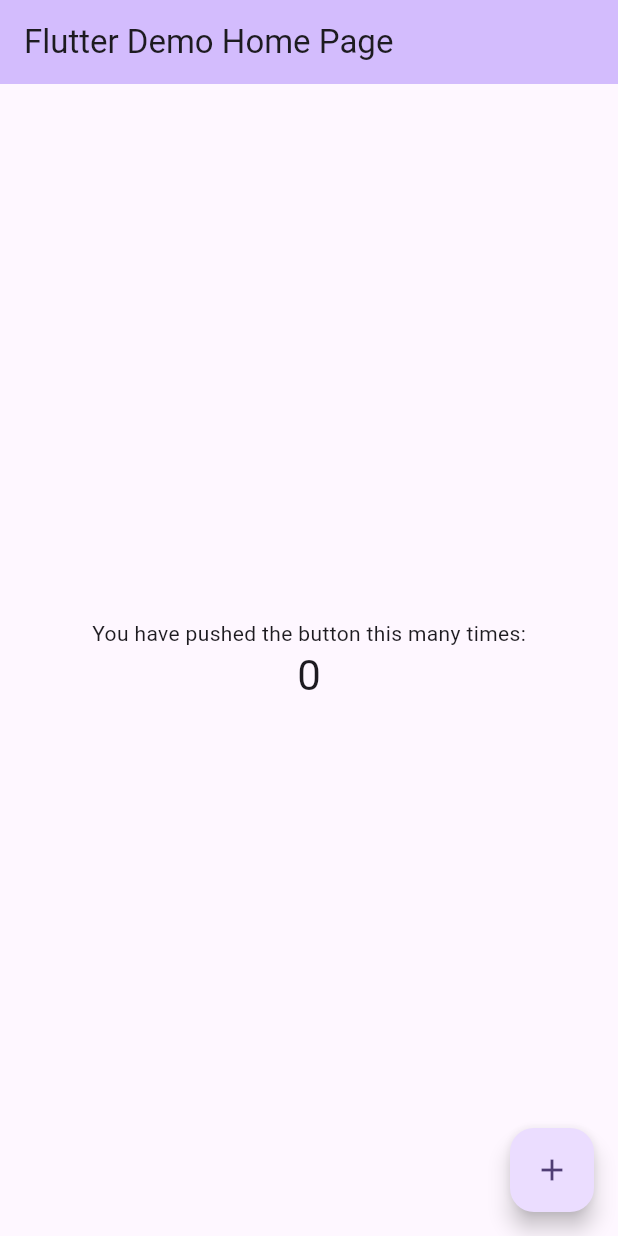
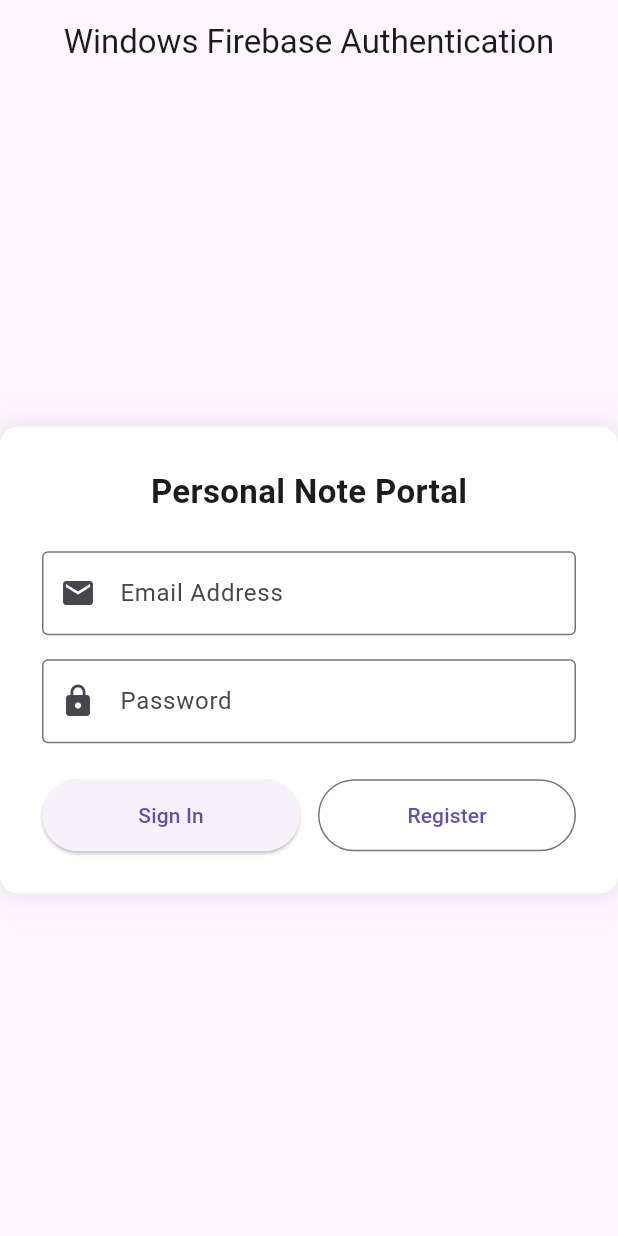
Before and after one commit to ttrann2022-design/personal_note, a Flutter app: the screen it shows after launch, on a phone screen of 412 x 824 dp. Run offline on Flutter 3.47's test engine with Material 3 defaults, Android fonts, the phone set to English and light mode, and no system bars.

Commit message:
Configure Firebase authentication

```diff
--- a/lib/main.dart
+++ b/lib/main.dart
@@ -1,121 +1,314 @@
+import 'dart:convert';
 import 'package:flutter/material.dart';
+import 'package:http/http.dart' as http;
+
+// Firebase Web API Key from your google-services.json
+const String firebaseApiKey = 'AIzaSyA-fqiHyHPdD70lvZKagt3OvcHqYO4K5IM';
 
 void main() {
-  runApp(const MyApp());
+  WidgetsFlutterBinding.ensureInitialized();
+  runApp(const MaterialApp(
+    debugShowCheckedModeBanner: false,
+    home: AuthScreen(),
+  ));
 }
 
-class MyApp extends StatelessWidget {
-  const MyApp({super.key});
+class AuthScreen extends StatefulWidget {
+  const AuthScreen({super.key});
 
-  // This widget is the root of your application.
+  @override
+  State<AuthScreen> createState() => _AuthScreenState();
+}
+
+class _AuthScreenState extends State<AuthScreen> {
+  final TextEditingController _emailController = TextEditingController();
+  final TextEditingController _passwordController = TextEditingController();
+  bool _isLoading = false;
+  String _statusMessage = '';
+
+  // Firebase Auth REST: Register User
+  Future<void> _signUp() async {
+    final email = _emailController.text.trim();
+    final password = _passwordController.text.trim();
+
+    if (email.isEmpty || password.isEmpty) {
+      setState(() => _statusMessage = 'Please enter both email and password.');
+      return;
+    }
+
+    setState(() {
+      _isLoading = true;
+      _statusMessage = '';
+    });
+
+    final url = Uri.parse(
+      'https://identitytoolkit.googleapis.com/v1/accounts:signUp?key=$firebaseApiKey',
+    );
+
+    try {
+      final response = await http.post(
+        url,
+        headers: {'Content-Type': 'application/json'},
+        body: jsonEncode({
+          'email': email,
+          'password': password,
+          'returnSecureToken': true,
+        }),
+      );
+
+      final data = jsonDecode(response.body);
+
+      if (response.statusCode == 200) {
+        if (!mounted) return;
+        _navigateToDashboard(data['email']);
+      } else {
+        setState(() {
+          _statusMessage = data['error']?['message'] ?? 'Sign up failed';
+        });
+      }
+    } catch (e) {
+      setState(() => _statusMessage = 'Connection error: $e');
+    } finally {
+      if (mounted) setState(() => _isLoading = false);
+    }
+  }
+
+  // Firebase Auth REST: Sign In User
+  Future<void> _signIn() async {
+    final email = _emailController.text.trim();
+    final password = _passwordController.text.trim();
+
+    if (email.isEmpty || password.isEmpty) {
+      setState(() => _statusMessage = 'Please enter both email and password.');
+      return;
+    }
+
+    setState(() {
+      _isLoading = true;
+      _statusMessage = '';
+    });
+
+    final url = Uri.parse(
+      'https://identitytoolkit.googleapis.com/v1/accounts:signInWithPassword?key=$firebaseApiKey',
+    );
+
+    try {
+      final response = await http.post(
+        url,
+        headers: {'Content-Type': 'application/json'},
+        body: jsonEncode({
+          'email': email,
+          'password': password,
+          'returnSecureToken': true,
+        }),
+      );
+
+      final data = jsonDecode(response.body);
+
+      if (response.statusCode == 200) {
+        if (!mounted) return;
+        _navigateToDashboard(data['email']);
+      } else {
+        setState(() {
+          _statusMessage = data['error']?['message'] ?? 'Sign in failed';
+        });
+      }
+    } catch (e) {
+      setState(() => _statusMessage = 'Connection error: $e');
+    } finally {
+      if (mounted) setState(() => _isLoading = false);
+    }
+  }
+
+  void _navigateToDashboard(String email) {
+    Navigator.pushReplacement(
+      context,
+      MaterialPageRoute(
+        builder: (context) => DashboardScreen(userEmail: email),
+      ),
+    );
+  }
+
+  @override
+  void dispose() {
+    _emailController.dispose();
+    _passwordController.dispose();
+    super.dispose();
+  }
+
   @override
   Widget build(BuildContext context) {
-    return MaterialApp(
-      title: 'Flutter Demo',
-      theme: ThemeData(
-        // This is the theme of your application.
-        //
-        // TRY THIS: Try running your application with "flutter run". You'll see
-        // the application has a purple toolbar. Then, without quitting the app,
-        // try changing the seedColor in the colorScheme below to Colors.green
-        // and then invoke "hot reload" (save your changes or press the "hot
-        // reload" button in a Flutter-supported IDE, or press "r" if you used
-        // the command line to start the app).
-        //
-        // Notice that the counter didn't reset back to zero; the application
-        // state is not lost during the reload. To reset the state, use hot
-        // restart instead.
-        //
-        // This works for code too, not just values: Most code changes can be
-        // tested with just a hot reload.
-        colorScheme: .fromSeed(seedColor: Colors.deepPurple),
+    return Scaffold(
+      appBar: AppBar(
+        title: const Text('Windows Firebase Authentication'),
+        centerTitle: true,
       ),
-      home: const MyHomePage(title: 'Flutter Demo Home Page'),
+      body: Center(
+        child: Container(
+          width: 420,
+          padding: const EdgeInsets.all(28.0),
+          decoration: BoxDecoration(
+            color: Colors.white,
+            borderRadius: BorderRadius.circular(12),
+            boxShadow: [
+              BoxShadow(
+                color: Colors.black.withOpacity(0.08),
+                blurRadius: 15,
+                spreadRadius: 2,
+              )
+            ],
+          ),
+          child: Column(
+            mainAxisSize: MainAxisSize.min,
+            children: [
+              const Text(
+                'Personal Note Portal',
+                style: TextStyle(fontSize: 22, fontWeight: FontWeight.bold),
+              ),
+              const SizedBox(height: 24),
+              TextField(
+                controller: _emailController,
+                decoration: const InputDecoration(
+                  labelText: 'Email Address',
+                  prefixIcon: Icon(Icons.email),
+                  border: OutlineInputBorder(),
+                ),
+                keyboardType: TextInputType.emailAddress,
+              ),
+              const SizedBox(height: 16),
+              TextField(
+                controller: _passwordController,
+                decoration: const InputDecoration(
+                  labelText: 'Password',
+                  prefixIcon: Icon(Icons.lock),
+                  border: OutlineInputBorder(),
+                ),
+                obscureText: true,
+              ),
+              const SizedBox(height: 24),
+              if (_isLoading)
+                const CircularProgressIndicator()
+              else
+                Row(
+                  children: [
+                    Expanded(
+                      child: ElevatedButton(
+                        style: ElevatedButton.styleFrom(
+                          padding: const EdgeInsets.symmetric(vertical: 14),
+                        ),
+                        onPressed: _signIn,
+                        child: const Text('Sign In'),
+                      ),
+                    ),
+                    const SizedBox(width: 12),
+                    Expanded(
+                      child: OutlinedButton(
+                        style: ElevatedButton.styleFrom(
+                          padding: const EdgeInsets.symmetric(vertical: 14),
+                        ),
+                        onPressed: _signUp,
+                        child: const Text('Register'),
+                      ),
+                    ),
+                  ],
+                ),
+              if (_statusMessage.isNotEmpty) ...[
+                const SizedBox(height: 18),
+                Text(
+                  _statusMessage,
+                  style: const TextStyle(
+                    color: Colors.red,
+                    fontSize: 13,
+                  ),
+                  textAlign: TextAlign.center,
+                ),
+              ],
+            ],
+          ),
+        ),
+      ),
     );
   }
 }
 
-class MyHomePage extends StatefulWidget {
-  const MyHomePage({super.key, required this.title});
+// ---------------------------------------------------------------------------
+// Separate Screen: Shown upon successful registration / login
+// ---------------------------------------------------------------------------
+class DashboardScreen extends StatelessWidget {
+  final String userEmail;
 
-  // This widget is the home page of your application. It is stateful, meaning
-  // that it has a State object (defined below) that contains fields that affect
-  // how it looks.
-
-  // This class is the configuration for the state. It holds the values (in this
-  // case the title) provided by the parent (in this case the App widget) and
-  // used by the build method of the State. Fields in a Widget subclass are
-  // always marked "final".
-
-  final String title;
-
-  @override
-  State<MyHomePage> createState() => _MyHomePageState();
-}
-
-class _MyHomePageState extends State<MyHomePage> {
-  int _counter = 0;
-
-  void _incrementCounter() {
-    setState(() {
-      // This call to setState tells the Flutter framework that something has
-      // changed in this State, which causes it to rerun the build method below
-      // so that the display can reflect the updated values. If we changed
-      // _counter without calling setState(), then the build method would not be
-      // called again, and so nothing would appear to happen.
-      _counter++;
-    });
-  }
+  const DashboardScreen({super.key, required this.userEmail});
 
   @override
   Widget build(BuildContext context) {
-    // This method is rerun every time setState is called, for instance as done
-    // by the _incrementCounter method above.
-    //
-    // The Flutter framework has been optimized to make rerunning build methods
-    // fast, so that you can just rebuild anything that needs updating rather
-    // than having to individually change instances of widgets.
     return Scaffold(
       appBar: AppBar(
-        // TRY THIS: Try changing the color here to a specific color (to
-        // Colors.amber, perhaps?) and trigger a hot reload to see the AppBar
-        // change color while the other colors stay the same.
-        backgroundColor: Theme.of(context).colorScheme.inversePrimary,
-        // Here we take the value from the MyHomePage object that was created by
-        // the App.build method, and use it to set our appbar title.
-        title: Text(widget.title),
+        title: const Text('This is Login Screen'),
+        centerTitle: true,
+        actions: [
+          IconButton(
+            tooltip: 'Logout',
+            icon: const Icon(Icons.logout),
+            onPressed: () {
+              Navigator.pushReplacement(
+                context,
+                MaterialPageRoute(builder: (context) => const AuthScreen()),
+              );
+            },
+          ),
+        ],
       ),
       body: Center(
-        // Center is a layout widget. It takes a single child and positions it
-        // in the middle of the parent.
+        child: Container(
+          width: 480,
+          padding: const EdgeInsets.all(32),
+          decoration: BoxDecoration(
+            color: Colors.white,
+            borderRadius: BorderRadius.circular(12),
+            boxShadow: [
+              BoxShadow(
+                color: Colors.black.withOpacity(0.08),
+                blurRadius: 15,
+                spreadRadius: 2,
+              )
+            ],
+          ),
           child: Column(
-          // Column is also a layout widget. It takes a list of children and
-          // arranges them vertically. By default, it sizes itself to fit its
-          // children horizontally, and tries to be as tall as its parent.
-          //
-          // Column has various properties to control how it sizes itself and
-          // how it positions its children. Here we use mainAxisAlignment to
-          // center the children vertically; the main axis here is the vertical
-          // axis because Columns are vertical (the cross axis would be
-          // horizontal).
-          //
-          // TRY THIS: Invoke "debug painting" (choose the "Toggle Debug Paint"
-          // action in the IDE, or press "p" in the console), to see the
-          // wireframe for each widget.
-          mainAxisAlignment: .center,
+            mainAxisSize: MainAxisSize.min,
             children: [
-            const Text('You have pushed the button this many times:'),
+              const Icon(Icons.check_circle, color: Colors.green, size: 70),
+              const SizedBox(height: 16),
+              const Text(
+                'This is Login Screen',
+                style: TextStyle(fontSize: 24, fontWeight: FontWeight.bold),
+              ),
+              const SizedBox(height: 8),
               Text(
-              '$_counter',
-              style: Theme.of(context).textTheme.headlineMedium,
+                'Authenticated Account: $userEmail',
+                style: const TextStyle(fontSize: 15, color: Colors.black87),
+              ),
+              const SizedBox(height: 28),
+              ElevatedButton.icon(
+                style: ElevatedButton.styleFrom(
+                  backgroundColor: Colors.redAccent,
+                  foregroundColor: Colors.white,
+                  padding: const EdgeInsets.symmetric(
+                    horizontal: 24,
+                    vertical: 12,
+                  ),
+                ),
+                icon: const Icon(Icons.logout),
+                label: const Text('Log Out'),
+                onPressed: () {
+                  Navigator.pushReplacement(
+                    context,
+                    MaterialPageRoute(builder: (context) => const AuthScreen()),
+                  );
+                },
               ),
             ],
           ),
         ),
-      floatingActionButton: FloatingActionButton(
-        onPressed: _incrementCounter,
-        tooltip: 'Increment',
-        child: const Icon(Icons.add),
       ),
     );
   }
--- a/pubspec.yaml
+++ b/pubspec.yaml
@@ -34,6 +34,9 @@
   # The following adds the Cupertino Icons font to your application.
   # Use with the CupertinoIcons class for iOS style icons.
   cupertino_icons: ^1.0.8
+  firebase_core: ^4.15.0
+  firebase_auth: ^6.7.0
+  http: ^1.6.0
 
 dev_dependencies:
   flutter_test:
```
Also changed, not shown: pubspec.lock, 7 other files. Lines whose indentation alone changed are shown as unchanged.
